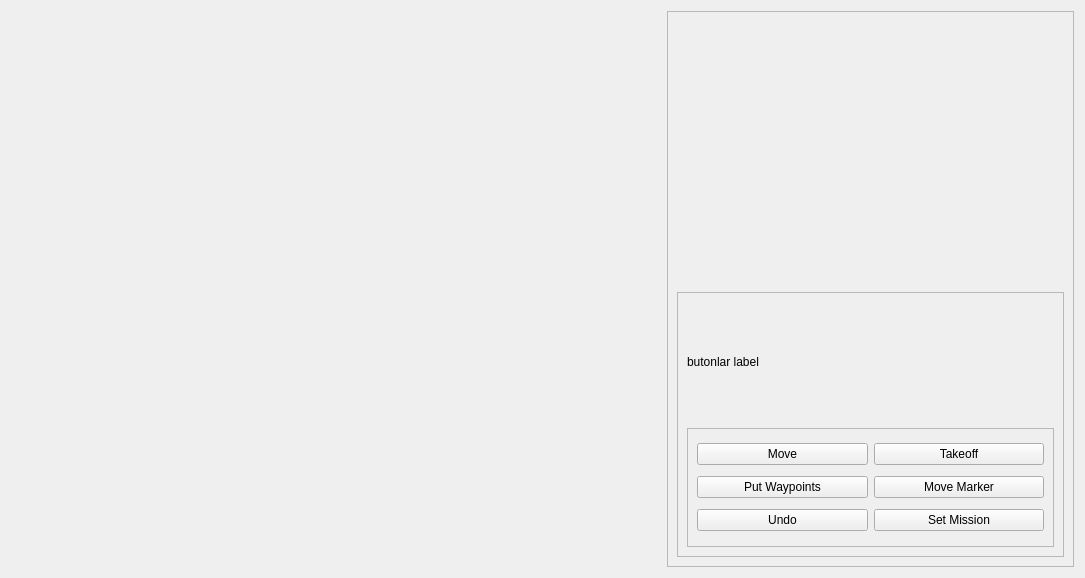
MahmutEsadErman/Ground-Control-Station-for-UAV, file uifolder/HomePage.ui: the form before one commit.
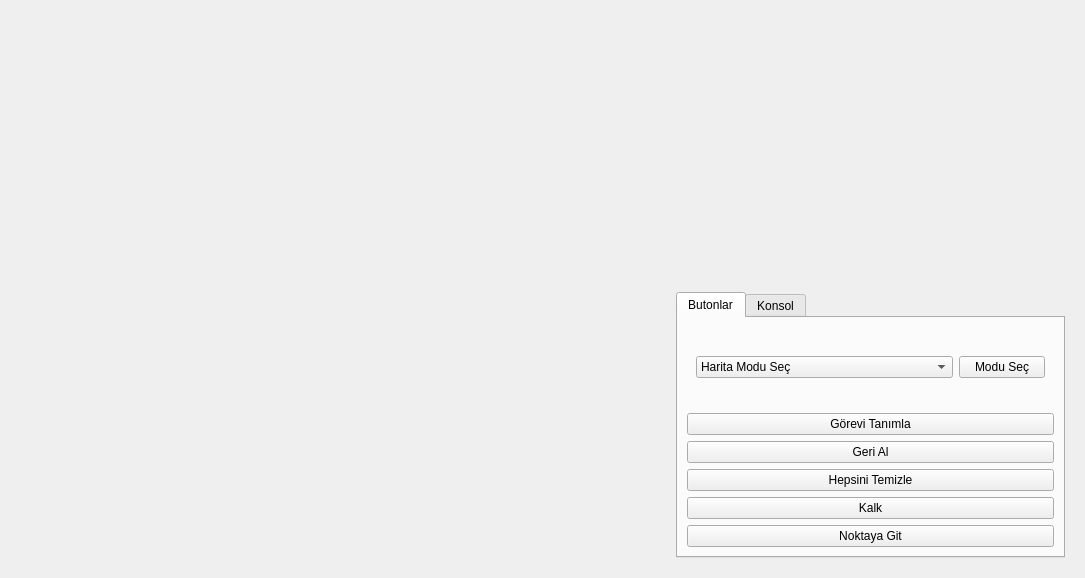
The form after the commit.

What changed in the file:
```diff
--- a/uifolder/HomePage.ui
+++ b/uifolder/HomePage.ui
@@ -13,6 +13,9 @@
   <property name="windowTitle">
    <string>Form</string>
   </property>
+  <property name="styleSheet">
+   <string notr="true"/>
+  </property>
   <layout class="QGridLayout" name="gridLayout_2">
    <item row="0" column="0">
     <widget class="QWidget" name="mapFrame" native="true">
@@ -30,13 +33,16 @@
    </item>
    <item row="0" column="1">
     <widget class="QFrame" name="frame_right">
+     <property name="styleSheet">
+      <string notr="true">QFrame{border: None;}</string>
+     </property>
      <property name="frameShape">
       <enum>QFrame::StyledPanel</enum>
      </property>
      <property name="frameShadow">
       <enum>QFrame::Raised</enum>
      </property>
-     <layout class="QVBoxLayout" name="verticalLayout">
+     <layout class="QVBoxLayout" name="verticalLayout" stretch="1,1">
       <item>
        <widget class="QWidget" name="cameraFrame" native="true">
         <property name="styleSheet">
@@ -57,66 +63,121 @@
          <enum>QFrame::Raised</enum>
         </property>
         <layout class="QVBoxLayout" name="verticalLayout_2">
+         <property name="spacing">
+          <number>0</number>
+         </property>
+         <property name="leftMargin">
+          <number>0</number>
+         </property>
+         <property name="topMargin">
+          <number>0</number>
+         </property>
+         <property name="rightMargin">
+          <number>0</number>
+         </property>
+         <property name="bottomMargin">
+          <number>0</number>
+         </property>
          <item>
-          <widget class="QLabel" name="label">
+          <widget class="QTabWidget" name="tabWidget">
+           <property name="currentIndex">
+            <number>0</number>
+           </property>
+           <widget class="QWidget" name="Buttons">
+            <attribute name="title">
+             <string>Butonlar</string>
+            </attribute>
+            <layout class="QVBoxLayout" name="verticalLayout_3">
+             <item>
+              <widget class="QWidget" name="widget" native="true">
+               <layout class="QHBoxLayout" name="horizontalLayout" stretch="3,1">
+                <item>
+                 <widget class="QComboBox" name="modes_comboBox">
+                  <item>
            <property name="text">
-            <string>butonlar label</string>
-           </property>
-          </widget>
+                    <string>Harita Modu Seç</string>
+                   </property>
          </item>
          <item>
-          <widget class="QFrame" name="frame_3">
-           <property name="frameShape">
-            <enum>QFrame::StyledPanel</enum>
-           </property>
-           <property name="frameShadow">
-            <enum>QFrame::Raised</enum>
-           </property>
-           <layout class="QGridLayout" name="gridLayout">
-            <item row="6" column="0">
-             <widget class="QPushButton" name="btn_undo">
+                   <property name="text">
+                    <string>İşaretçi Modu</string>
+                   </property>
+                  </item>
+                  <item>
               <property name="text">
-               <string>Undo</string>
-              </property>
-             </widget>
-            </item>
-            <item row="4" column="0">
-             <widget class="QPushButton" name="btn_move">
+                    <string>Alan Seçimi Modu</string>
+                   </property>
+                  </item>
+                  <item>
               <property name="text">
-               <string>Move</string>
-              </property>
-             </widget>
-            </item>
-            <item row="5" column="0">
-             <widget class="QPushButton" name="btn_waypoints">
+                    <string>Waypoint Modu</string>
+                   </property>
+                  </item>
+                 </widget>
+                </item>
+                <item>
+                 <widget class="QPushButton" name="btn_chooseMode">
               <property name="text">
-               <string>Put Waypoints</string>
+                   <string>Modu Seç</string>
               </property>
              </widget>
             </item>
-            <item row="6" column="1">
+               </layout>
+              </widget>
+             </item>
+             <item>
              <widget class="QPushButton" name="btn_setMission">
               <property name="text">
-               <string>Set Mission</string>
+                <string>Görevi Tanımla</string>
               </property>
              </widget>
             </item>
-            <item row="5" column="1">
-             <widget class="QPushButton" name="btn_movemarker">
+             <item>
+              <widget class="QPushButton" name="btn_undo">
               <property name="text">
-               <string>Move Marker</string>
+                <string>Geri Al</string>
               </property>
              </widget>
             </item>
-            <item row="4" column="1">
+             <item>
+              <widget class="QPushButton" name="btn_clearAll">
+               <property name="text">
+                <string>Hepsini Temizle</string>
+               </property>
+              </widget>
+             </item>
+             <item>
              <widget class="QPushButton" name="btn_takeoff">
               <property name="text">
-               <string>Takeoff</string>
+                <string>Kalk</string>
               </property>
              </widget>
             </item>
-           </layout>
-          </widget>
+             <item>
+              <widget class="QPushButton" name="btn_move">
+               <property name="text">
+                <string>Noktaya Git</string>
+               </property>
+              </widget>
+             </item>
+            </layout>
+           </widget>
+           <widget class="QWidget" name="Console">
+            <attribute name="title">
+             <string>Konsol</string>
+            </attribute>
+            <widget class="QTextBrowser" name="textBrowser">
+             <property name="geometry">
+              <rect>
+               <x>60</x>
+               <y>20</y>
+               <width>256</width>
+               <height>192</height>
+              </rect>
+             </property>
+            </widget>
+           </widget>
+          </widget>
          </item>
         </layout>
        </widget>
```
Left out of the diff: 28 changed lines with no effect on the pictures. Lines whose indentation alone changed are shown as unchanged.
